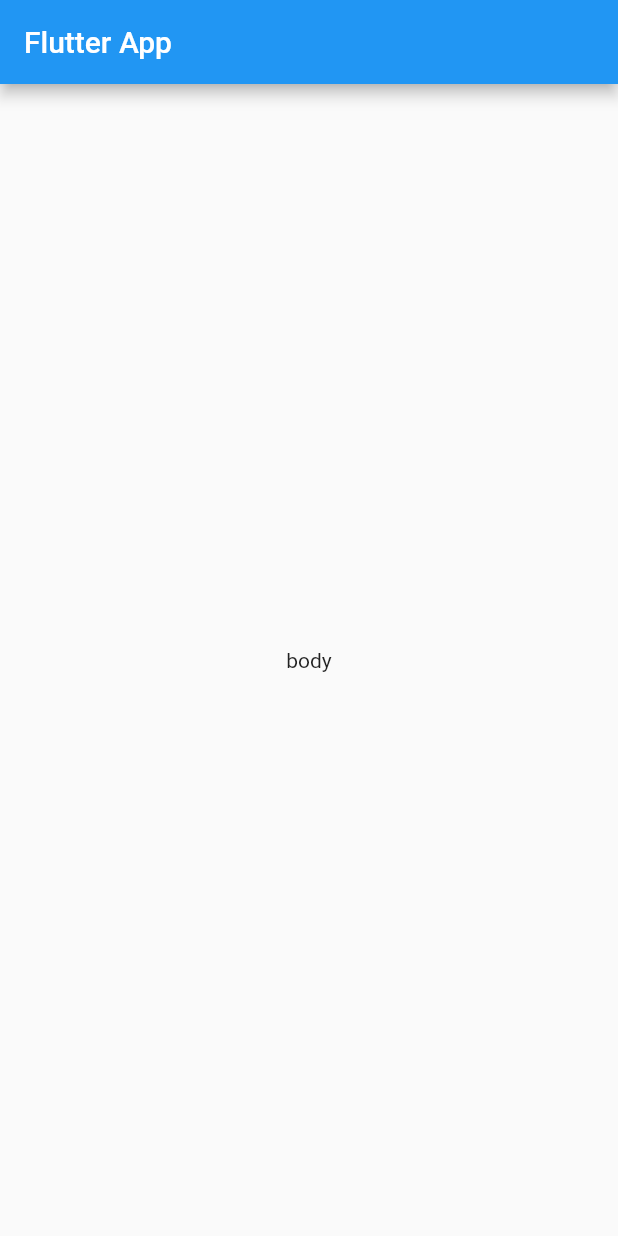
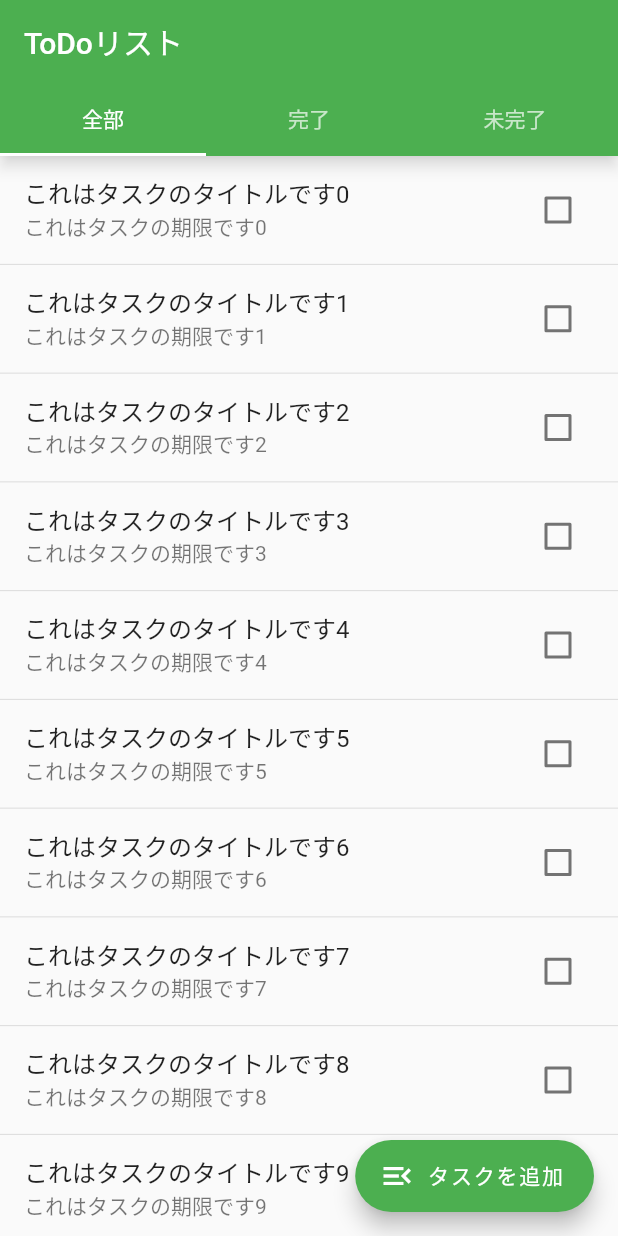
Before and after one commit to yamayama250/flutter-todoApp, a Flutter app: the screen it shows after launch, on a phone screen of 412 x 824 dp. Run offline on Flutter 3.47's test engine with Material 2 defaults, Android fonts, the phone set to English and light mode, and no system bars; our stand-ins replace go_router, hooks_riverpod.

Commit message:
UI仮組み

```diff
--- a/lib/main.dart
+++ b/lib/main.dart
@@ -1,40 +1,24 @@
 import 'package:flutter/material.dart';
+import 'package:hooks_riverpod/hooks_riverpod.dart';
+import 'package:todo_app/view/router_provider.dart';
 
 void main() {
-  runApp(const MyApp());
+  runApp(const ProviderScope(child: MyApp()));
 }
 
-class MyApp extends StatelessWidget {
+class MyApp extends ConsumerWidget {
   const MyApp({Key? key}) : super(key: key);
 
   @override
-  Widget build(BuildContext context) {
-    return MaterialApp(
+  Widget build(BuildContext context, WidgetRef ref) {
+    final router = ref.read(routerProvider);
+
+    return MaterialApp.router(
       theme: ThemeData(
-        primarySwatch: Colors.blue,
+        primarySwatch: Colors.green,
       ),
-      home: const MyHomePage(),
+      routerDelegate: router.routerDelegate,
+      routeInformationParser: router.routeInformationParser,
     );
   }
 }
-
-class MyHomePage extends StatelessWidget {
-  const MyHomePage({Key? key}) : super(key: key);
-
-  @override
-  Widget build(BuildContext context) {
-    return Scaffold(
-      appBar: AppBar(
-        title: const Text('Flutter App'),
-      ),
-      body: Center(
-        child: Column(
-          mainAxisAlignment: MainAxisAlignment.center,
-          children: const [
-            Text('body'),
-          ],
-        ),
-      ),
-    );
-  }
-}
--- /dev/null
+++ b/lib/view/list/list_page.dart
@@ -0,0 +1,79 @@
+import 'package:flutter/material.dart';
+import 'package:hooks_riverpod/hooks_riverpod.dart';
+import 'package:todo_app/view/router_provider.dart';
+
+class ListPage extends ConsumerWidget {
+  const ListPage({Key? key}) : super(key: key);
+
+  @override
+  Widget build(BuildContext context, WidgetRef ref) {
+    final router = ref.read(routerProvider);
+    const isChecked = false;
+
+    return DefaultTabController(
+      initialIndex: 0,
+      length: 3,
+      child: Scaffold(
+        appBar: AppBar(
+          shadowColor: Colors.white,
+          title: const Text("ToDoリスト"),
+          bottom: const TabBar(
+            tabs: [
+              Tab(child: Text("全部")),
+              Tab(child: Text("完了")),
+              Tab(child: Text("未完了")),
+            ],
+          ),
+        ),
+        body: TabBarView(
+          children: [
+            ListView.separated(
+              itemCount: 10,
+              separatorBuilder: (context, index) => const Divider(height: 0.5),
+              itemBuilder: (context, index) => ListTile(
+                title: Text("これはタスクのタイトルです$index"),
+                subtitle: Text("これはタスクの期限です$index"),
+                trailing: Checkbox(
+                  value: isChecked,
+                  onChanged: (value) {},
+                ),
+                onTap: () => router.push("/edit"),
+              ),
+            ),
+            ListView.separated(
+              itemCount: 10,
+              separatorBuilder: (context, index) => const Divider(height: 0.5),
+              itemBuilder: (context, index) => ListTile(
+                title: Text("これはタスクのタイトルです$index"),
+                subtitle: Text("これはタスクの期限です$index"),
+                trailing: Checkbox(
+                  value: isChecked,
+                  onChanged: (value) {},
+                ),
+                onTap: () => router.push("/edit"),
+              ),
+            ),
+            ListView.separated(
+              itemCount: 10,
+              separatorBuilder: (context, index) => const Divider(height: 0.5),
+              itemBuilder: (context, index) => ListTile(
+                title: Text("これはタスクのタイトルです$index"),
+                subtitle: Text("これはタスクの期限です$index"),
+                trailing: Checkbox(
+                  value: isChecked,
+                  onChanged: (value) {},
+                ),
+                onTap: () => router.push("/edit"),
+              ),
+            ),
+          ],
+        ),
+        floatingActionButton: FloatingActionButton.extended(
+          onPressed: () => router.push("/create"),
+          icon: const Icon(Icons.menu_open),
+          label: const Text("タスクを追加"),
+        ),
+      ),
+    );
+  }
+}
--- /dev/null
+++ b/lib/view/router_provider.dart
@@ -0,0 +1,25 @@
+import 'package:go_router/go_router.dart';
+import 'package:hooks_riverpod/hooks_riverpod.dart';
+import 'package:todo_app/view/create/create_page.dart';
+import 'package:todo_app/view/edit/edit_page.dart';
+import 'package:todo_app/view/list/list_page.dart';
+
+final routerProvider = Provider(
+  (ref) => GoRouter(
+    initialLocation: "/list",
+    routes: [
+      GoRoute(
+        path: "/list",
+        builder: (context, state) => const ListPage(),
+      ),
+      GoRoute(
+        path: "/create",
+        builder: (context, state) => const CreatePage(),
+      ),
+      GoRoute(
+        path: "/edit",
+        builder: (context, state) => const EditPage(),
+      )
+    ],
+  ),
+);
--- a/pubspec.yaml
+++ b/pubspec.yaml
@@ -34,6 +34,9 @@ dependencies:
   # The following adds the Cupertino Icons font to your application.
   # Use with the CupertinoIcons class for iOS style icons.
   cupertino_icons: ^1.0.2
+  flutter_hooks: ^0.18.4
+  hooks_riverpod: ^1.0.4
+  go_router: ^3.1.1
 
 dev_dependencies:
   flutter_test:
```
Also changed, not shown: lib/view/create/create_page.dart (added, +77 -0 lines), lib/view/edit/edit_page.dart (added, +82 -0 lines).
